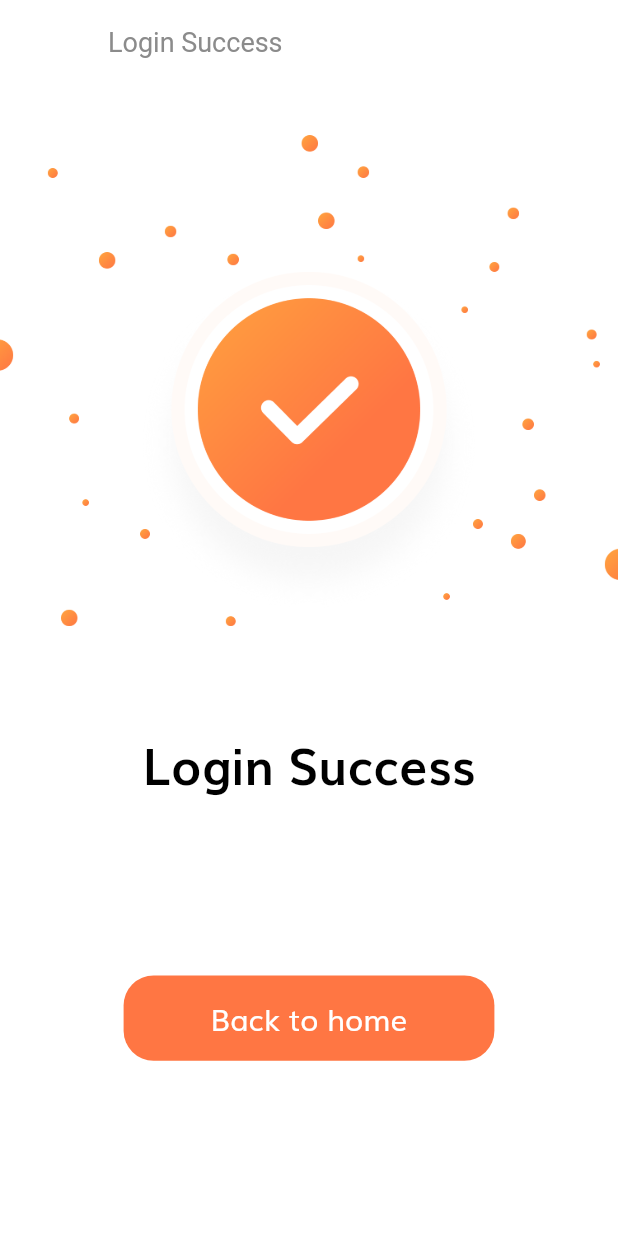
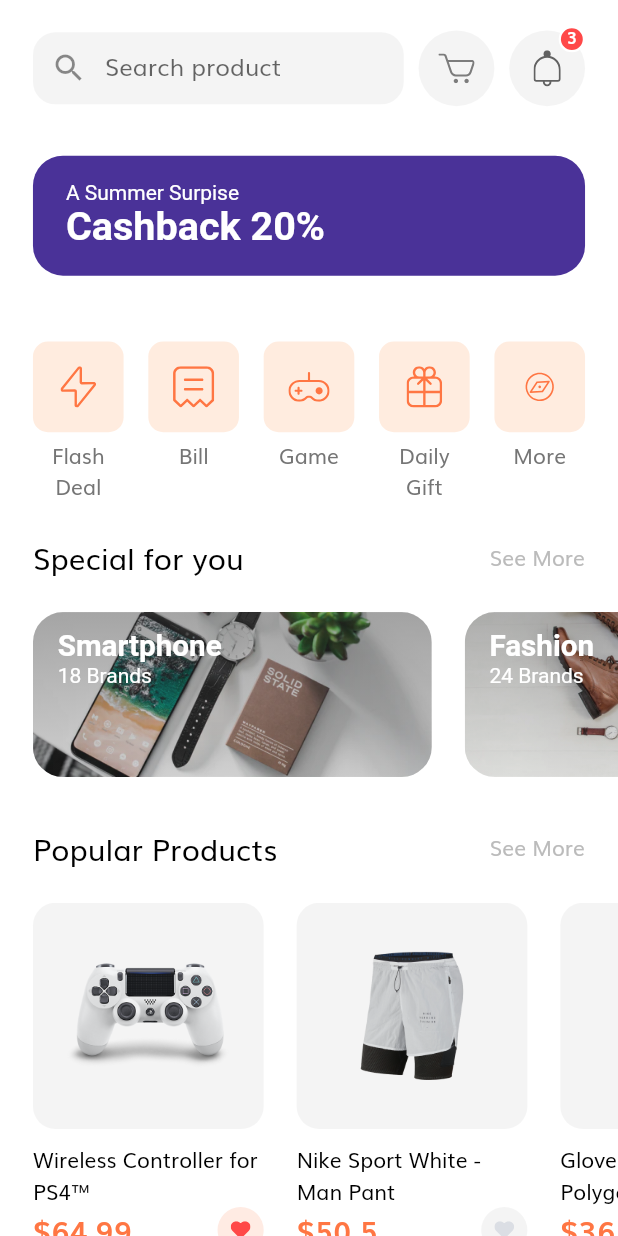
Before and after one commit to briltec/E-commerse_UI_App_Update, a Flutter app: the LoginSuccessScreen screen opened by its route, after a tap on "Back to home", on a phone screen of 412 x 824 dp. Run offline on Flutter 3.47's test engine with Material 2 defaults, Android fonts, the light colour scheme and no system bars; our stand-ins replace flutter_svg.

Commit message:
homepage done

```diff
--- /dev/null
+++ b/lib/components/product_card.dart
@@ -0,0 +1,84 @@
+import 'package:flutter/material.dart';
+import 'package:flutter_svg/flutter_svg.dart';
+import 'package:shop_app/models/Product.dart';
+
+import '../constants.dart';
+import '../size_config.dart';
+
+class ProductCard extends StatelessWidget {
+  const ProductCard({
+    Key key,
+    this.width = 140,
+    this.aspectRetio = 1.02,
+    @required this.product,
+  }) : super(key: key);
+
+  final double width, aspectRetio;
+  final Product product;
+
+  @override
+  Widget build(BuildContext context) {
+    return Padding(
+      padding: EdgeInsets.only(left: getProportionateScreenWidth(20)),
+      child: SizedBox(
+        width: getProportionateScreenWidth(width),
+        child: Column(
+          crossAxisAlignment: CrossAxisAlignment.start,
+          children: [
+            AspectRatio(
+              aspectRatio: 1.02,
+              child: Container(
+                padding: EdgeInsets.all(getProportionateScreenWidth(20)),
+                decoration: BoxDecoration(
+                  color: kSecondaryColor.withOpacity(0.1),
+                  borderRadius: BorderRadius.circular(15),
+                ),
+                child: Image.asset(product.images[0]),
+              ),
+            ),
+            const SizedBox(height: 10),
+            Text(
+              product.title,
+              style: TextStyle(color: Colors.black),
+              maxLines: 2,
+            ),
+            Row(
+              mainAxisAlignment: MainAxisAlignment.spaceBetween,
+              children: [
+                Text(
+                  "\$${product.price}",
+                  style: TextStyle(
+                    fontSize: getProportionateScreenWidth(18),
+                    fontWeight: FontWeight.w600,
+                    color: kPrimaryColor,
+                  ),
+                ),
+                InkWell(
+                  borderRadius: BorderRadius.circular(50),
+                  onTap: () {},
+                  child: Container(
+                    padding: EdgeInsets.all(getProportionateScreenWidth(8)),
+                    height: getProportionateScreenWidth(28),
+                    width: getProportionateScreenWidth(28),
+                    decoration: BoxDecoration(
+                      color: product.isFavourite
+                          ? kPrimaryColor.withOpacity(0.15)
+                          : kSecondaryColor.withOpacity(0.1),
+                      shape: BoxShape.circle,
+                    ),
+                    child: SvgPicture.asset(
+                      "assets/icons/Heart Icon_2.svg",
+                      color: product.isFavourite
+                          ? Color(0xFFFF4848)
+                          : Color(0xFFDBDEE4),
+                    ),
+                  ),
+                ),
+              ],
+            )
+          ],
+        ),
+      ),
+    );
+  }
+}
--- /dev/null
+++ b/lib/models/Product.dart
@@ -0,0 +1,97 @@
+import 'package:flutter/material.dart';
+
+class Product {
+  final String title, description;
+  final List<String> images;
+  final List<Color> colors;
+  final double rating, price;
+  final bool isFavourite, isPopular;
+
+  Product({
+    @required this.images,
+    @required this.colors,
+    this.rating = 0.0,
+    this.isFavourite = false,
+    this.isPopular = false,
+    @required this.title,
+    @required this.price,
+    @required this.description,
+  });
+}
+
+// Our demo Products
+
+List<Product> demoProducts = [
+  Product(
+    images: [
+      "assets/images/ps4_console_white_1.png",
+      "assets/images/ps4_console_white_2.png",
+      "assets/images/ps4_console_white_3.png",
+      "assets/images/ps4_console_white_4.png",
+    ],
+    colors: [
+      Color(0xFFF6625E),
+      Color(0xFF836DB8),
+      Color(0xFFDECB9C),
+      Colors.white,
+    ],
+    title: "Wireless Controller for PS4™",
+    price: 64.99,
+    description: description,
+    rating: 4.8,
+    isFavourite: true,
+    isPopular: true,
+  ),
+  Product(
+    images: [
+      "assets/images/Image Popular Product 2.png",
+    ],
+    colors: [
+      Color(0xFFF6625E),
+      Color(0xFF836DB8),
+      Color(0xFFDECB9C),
+      Colors.white,
+    ],
+    title: "Nike Sport White - Man Pant",
+    price: 50.5,
+    description: description,
+    rating: 4.1,
+    isPopular: true,
+  ),
+  Product(
+    images: [
+      "assets/images/glap.png",
+    ],
+    colors: [
+      Color(0xFFF6625E),
+      Color(0xFF836DB8),
+      Color(0xFFDECB9C),
+      Colors.white,
+    ],
+    title: "Gloves XC Omega - Polygon",
+    price: 36.55,
+    description: description,
+    rating: 4.1,
+    isFavourite: true,
+    isPopular: true,
+  ),
+  Product(
+    images: [
+      "assets/images/wireless headset.png",
+    ],
+    colors: [
+      Color(0xFFF6625E),
+      Color(0xFF836DB8),
+      Color(0xFFDECB9C),
+      Colors.white,
+    ],
+    title: "Logitech Head",
+    price: 20.20,
+    description: description,
+    rating: 4.1,
+    isFavourite: true,
+  ),
+];
+
+const String description =
+    "Wireless Controller for PS4™ gives you what you want in your gaming from over precision control your games to sharing …";
--- a/lib/routes.dart
+++ b/lib/routes.dart
@@ -1,6 +1,7 @@
 import 'package:flutter/widgets.dart';
 import 'package:shop_app/screens/complete_profile/complete_profile_screen.dart';
 import 'package:shop_app/screens/forgot_password/forgot_password_screen.dart';
+import 'package:shop_app/screens/home/home_screen.dart';
 import 'package:shop_app/screens/login_success/login_success_screen.dart';
 import 'package:shop_app/screens/otp/otp_screen.dart';
 import 'package:shop_app/screens/sign_in/sign_in_screen.dart';
@@ -17,4 +18,5 @@
   SignUpScreen.routeName: (context) => SignUpScreen(),
   CompleteProfileScreen.routeName: (context) => CompleteProfileScreen(),
   OtpScreen.routeName: (context) => OtpScreen(),
+  HomeScreen.routeName: (context) => HomeScreen(),
 };
--- /dev/null
+++ b/lib/screens/home/components/body.dart
@@ -0,0 +1,31 @@
+import 'package:flutter/material.dart';
+
+import '../../../size_config.dart';
+import 'categories.dart';
+import 'discount_banner.dart';
+import 'home_header.dart';
+import 'popular_product.dart';
+import 'special_offers.dart';
+
+class Body extends StatelessWidget {
+  @override
+  Widget build(BuildContext context) {
+    return SafeArea(
+      child: SingleChildScrollView(
+        child: Column(
+          children: [
+            SizedBox(height: getProportionateScreenHeight(20)),
+            HomeHeader(),
+            SizedBox(height: getProportionateScreenWidth(10)),
+            DiscountBanner(),
+            Categories(),
+            SpecialOffers(),
+            SizedBox(height: getProportionateScreenWidth(30)),
+            PopularProducts(),
+            SizedBox(height: getProportionateScreenWidth(30)),
+          ],
+        ),
+      ),
+    );
+  }
+}
--- /dev/null
+++ b/lib/screens/home/components/categories.dart
@@ -0,0 +1,70 @@
+import 'package:flutter/material.dart';
+import 'package:flutter_svg/flutter_svg.dart';
+
+import '../../../size_config.dart';
+
+class Categories extends StatelessWidget {
+  @override
+  Widget build(BuildContext context) {
+    List<Map<String, dynamic>> categories = [
+      {"icon": "assets/icons/Flash Icon.svg", "text": "Flash Deal"},
+      {"icon": "assets/icons/Bill Icon.svg", "text": "Bill"},
+      {"icon": "assets/icons/Game Icon.svg", "text": "Game"},
+      {"icon": "assets/icons/Gift Icon.svg", "text": "Daily Gift"},
+      {"icon": "assets/icons/Discover.svg", "text": "More"},
+    ];
+    return Padding(
+      padding: EdgeInsets.all(getProportionateScreenWidth(20)),
+      child: Row(
+        mainAxisAlignment: MainAxisAlignment.spaceBetween,
+        crossAxisAlignment: CrossAxisAlignment.start,
+        children: List.generate(
+          categories.length,
+          (index) => CategoryCard(
+            icon: categories[index]["icon"],
+            text: categories[index]["text"],
+            press: () {},
+          ),
+        ),
+      ),
+    );
+  }
+}
+
+class CategoryCard extends StatelessWidget {
+  const CategoryCard({
+    Key key,
+    @required this.icon,
+    @required this.text,
+    @required this.press,
+  }) : super(key: key);
+
+  final String icon, text;
+  final GestureTapCallback press;
+
+  @override
+  Widget build(BuildContext context) {
+    return GestureDetector(
+      onTap: press,
+      child: SizedBox(
+        width: getProportionateScreenWidth(55),
+        child: Column(
+          children: [
+            Container(
+              padding: EdgeInsets.all(getProportionateScreenWidth(15)),
+              height: getProportionateScreenWidth(55),
+              width: getProportionateScreenWidth(55),
+              decoration: BoxDecoration(
+                color: Color(0xFFFFECDF),
+                borderRadius: BorderRadius.circular(10),
+              ),
+              child: SvgPicture.asset(icon),
+            ),
+            SizedBox(height: 5),
+            Text(text, textAlign: TextAlign.center)
+          ],
+        ),
+      ),
+    );
+  }
+}
--- /dev/null
+++ b/lib/screens/home/components/discount_banner.dart
@@ -0,0 +1,41 @@
+import 'package:flutter/material.dart';
+
+import '../../../size_config.dart';
+
+class DiscountBanner extends StatelessWidget {
+  const DiscountBanner({
+    Key key,
+  }) : super(key: key);
+
+  @override
+  Widget build(BuildContext context) {
+    return Container(
+      // height: 90,
+      width: double.infinity,
+      margin: EdgeInsets.all(getProportionateScreenWidth(20)),
+      padding: EdgeInsets.symmetric(
+        horizontal: getProportionateScreenWidth(20),
+        vertical: getProportionateScreenWidth(15),
+      ),
+      decoration: BoxDecoration(
+        color: Color(0xFF4A3298),
+        borderRadius: BorderRadius.circular(20),
+      ),
+      child: Text.rich(
+        TextSpan(
+          style: TextStyle(color: Colors.white),
+          children: [
+            TextSpan(text: "A Summer Surpise\n"),
+            TextSpan(
+              text: "Cashback 20%",
+              style: TextStyle(
+                fontSize: getProportionateScreenWidth(24),
+                fontWeight: FontWeight.bold,
+              ),
+            ),
+          ],
+        ),
+      ),
+    );
+  }
+}
--- /dev/null
+++ b/lib/screens/home/components/home_header.dart
@@ -0,0 +1,34 @@
+import 'package:flutter/material.dart';
+
+import '../../../size_config.dart';
+import 'icon_btn_with_counter.dart';
+import 'search_field.dart';
+
+class HomeHeader extends StatelessWidget {
+  const HomeHeader({
+    Key key,
+  }) : super(key: key);
+
+  @override
+  Widget build(BuildContext context) {
+    return Padding(
+      padding:
+          EdgeInsets.symmetric(horizontal: getProportionateScreenWidth(20)),
+      child: Row(
+        mainAxisAlignment: MainAxisAlignment.spaceBetween,
+        children: [
+          SearchField(),
+          IconBtnWithCounter(
+            svgSrc: "assets/icons/Cart Icon.svg",
+            press: () {},
+          ),
+          IconBtnWithCounter(
+            svgSrc: "assets/icons/Bell.svg",
+            numOfitem: 3,
+            press: () {},
+          ),
+        ],
+      ),
+    );
+  }
+}
--- /dev/null
+++ b/lib/screens/home/components/icon_btn_with_counter.dart
@@ -0,0 +1,66 @@
+import 'package:flutter/material.dart';
+import 'package:flutter_svg/flutter_svg.dart';
+
+import '../../../constants.dart';
+import '../../../size_config.dart';
+
+class IconBtnWithCounter extends StatelessWidget {
+  const IconBtnWithCounter({
+    Key key,
+    @required this.svgSrc,
+    this.numOfitem = 0,
+    @required this.press,
+  }) : super(key: key);
+
+  final String svgSrc;
+  final int numOfitem;
+  final GestureTapCallback press;
+
+  @override
+  Widget build(BuildContext context) {
+    return InkWell(
+      borderRadius: BorderRadius.circular(100),
+      onTap: press,
+      child: Stack(
+        overflow: Overflow.visible,
+        children: [
+          Container(
+            padding: EdgeInsets.all(getProportionateScreenWidth(12)),
+            height: getProportionateScreenWidth(46),
+            width: getProportionateScreenWidth(46),
+            decoration: BoxDecoration(
+              color: kSecondaryColor.withOpacity(0.1),
+              shape: BoxShape.circle,
+            ),
+            child: SvgPicture.asset(svgSrc),
+          ),
+          if (numOfitem != 0)
+            Positioned(
+              top: -3,
+              right: 0,
+              child: Container(
+                height: getProportionateScreenWidth(16),
+                width: getProportionateScreenWidth(16),
+                decoration: BoxDecoration(
+                  color: Color(0xFFFF4848),
+                  shape: BoxShape.circle,
+                  border: Border.all(width: 1.5, color: Colors.white),
+                ),
+                child: Center(
+                  child: Text(
+                    "$numOfitem",
+                    style: TextStyle(
+                      fontSize: getProportionateScreenWidth(10),
+                      height: 1,
+                      fontWeight: FontWeight.w600,
+                      color: Colors.white,
+                    ),
+                  ),
+                ),
+              ),
+            )
+        ],
+      ),
+    );
+  }
+}
--- /dev/null
+++ b/lib/screens/home/components/popular_product.dart
@@ -0,0 +1,40 @@
+import 'package:flutter/material.dart';
+import 'package:shop_app/components/product_card.dart';
+import 'package:shop_app/models/Product.dart';
+
+import '../../../size_config.dart';
+import 'section_title.dart';
+
+class PopularProducts extends StatelessWidget {
+  @override
+  Widget build(BuildContext context) {
+    return Column(
+      children: [
+        Padding(
+          padding:
+              EdgeInsets.symmetric(horizontal: getProportionateScreenWidth(20)),
+          child: SectionTitle(title: "Popular Products", press: () {}),
+        ),
+        SizedBox(height: getProportionateScreenWidth(20)),
+        SingleChildScrollView(
+          scrollDirection: Axis.horizontal,
+          child: Row(
+            children: [
+              ...List.generate(
+                demoProducts.length,
+                (index) {
+                  if (demoProducts[index].isPopular)
+                    return ProductCard(product: demoProducts[index]);
+
+                  return SizedBox
+                      .shrink(); // here by default width and height is 0
+                },
+              ),
+              SizedBox(width: getProportionateScreenWidth(20)),
+            ],
+          ),
+        )
+      ],
+    );
+  }
+}
--- /dev/null
+++ b/lib/screens/home/components/search_field.dart
@@ -0,0 +1,33 @@
+import 'package:flutter/material.dart';
+
+import '../../../constants.dart';
+import '../../../size_config.dart';
+
+class SearchField extends StatelessWidget {
+  const SearchField({
+    Key key,
+  }) : super(key: key);
+
+  @override
+  Widget build(BuildContext context) {
+    return Container(
+      width: SizeConfig.screenWidth * 0.6,
+      decoration: BoxDecoration(
+        color: kSecondaryColor.withOpacity(0.1),
+        borderRadius: BorderRadius.circular(15),
+      ),
+      child: TextField(
+        onChanged: (value) => print(value),
+        decoration: InputDecoration(
+            contentPadding: EdgeInsets.symmetric(
+                horizontal: getProportionateScreenWidth(20),
+                vertical: getProportionateScreenWidth(9)),
+            border: InputBorder.none,
+            focusedBorder: InputBorder.none,
+            enabledBorder: InputBorder.none,
+            hintText: "Search product",
+            prefixIcon: Icon(Icons.search)),
+      ),
+    );
+  }
+}
--- /dev/null
+++ b/lib/screens/home/components/section_title.dart
@@ -0,0 +1,37 @@
+import 'package:flutter/material.dart';
+
+import '../../../size_config.dart';
+
+class SectionTitle extends StatelessWidget {
+  const SectionTitle({
+    Key key,
+    @required this.title,
+    @required this.press,
+  }) : super(key: key);
+
+  final String title;
+  final GestureTapCallback press;
+
+  @override
+  Widget build(BuildContext context) {
+    return Row(
+      mainAxisAlignment: MainAxisAlignment.spaceBetween,
+      children: [
+        Text(
+          title,
+          style: TextStyle(
+            fontSize: getProportionateScreenWidth(18),
+            color: Colors.black,
+          ),
+        ),
+        GestureDetector(
+          onTap: press,
+          child: Text(
+            "See More",
+            style: TextStyle(color: Color(0xFFBBBBBB)),
+          ),
+        ),
+      ],
+    );
+  }
+}
--- /dev/null
+++ b/lib/screens/home/components/special_offers.dart
@@ -0,0 +1,119 @@
+import 'package:flutter/material.dart';
+
+import '../../../size_config.dart';
+import 'section_title.dart';
+
+class SpecialOffers extends StatelessWidget {
+  const SpecialOffers({
+    Key key,
+  }) : super(key: key);
+
+  @override
+  Widget build(BuildContext context) {
+    return Column(
+      children: [
+        Padding(
+          padding:
+              EdgeInsets.symmetric(horizontal: getProportionateScreenWidth(20)),
+          child: SectionTitle(
+            title: "Special for you",
+            press: () {},
+          ),
+        ),
+        SizedBox(height: getProportionateScreenWidth(20)),
+        SingleChildScrollView(
+          scrollDirection: Axis.horizontal,
+          child: Row(
+            children: [
+              SpecialOfferCard(
+                image: "assets/images/Image Banner 2.png",
+                category: "Smartphone",
+                numOfBrands: 18,
+                press: () {},
+              ),
+              SpecialOfferCard(
+                image: "assets/images/Image Banner 3.png",
+                category: "Fashion",
+                numOfBrands: 24,
+                press: () {},
+              ),
+              SizedBox(width: getProportionateScreenWidth(20)),
+            ],
+          ),
+        ),
+      ],
+    );
+  }
+}
+
+class SpecialOfferCard extends StatelessWidget {
+  const SpecialOfferCard({
+    Key key,
+    @required this.category,
+    @required this.image,
+    @required this.numOfBrands,
+    @required this.press,
+  }) : super(key: key);
+
+  final String category, image;
+  final int numOfBrands;
+  final GestureTapCallback press;
+
+  @override
+  Widget build(BuildContext context) {
+    return Padding(
+      padding: EdgeInsets.only(left: getProportionateScreenWidth(20)),
+      child: GestureDetector(
+        onTap: press,
+        child: SizedBox(
+          width: getProportionateScreenWidth(242),
+          height: getProportionateScreenWidth(100),
+          child: ClipRRect(
+            borderRadius: BorderRadius.circular(20),
+            child: Stack(
+              children: [
+                Image.asset(
+                  image,
+                  fit: BoxFit.cover,
+                ),
+                Container(
+                  decoration: BoxDecoration(
+                    gradient: LinearGradient(
+                      begin: Alignment.topCenter,
+                      end: Alignment.bottomCenter,
+                      colors: [
+                        Color(0xFF343434).withOpacity(0.4),
+                        Color(0xFF343434).withOpacity(0.15),
+                      ],
+                    ),
+                  ),
+                ),
+                Padding(
+                  padding: EdgeInsets.symmetric(
+                    horizontal: getProportionateScreenWidth(15.0),
+                    vertical: getProportionateScreenWidth(10),
+                  ),
+                  child: Text.rich(
+                    TextSpan(
+                      style: TextStyle(color: Colors.white),
+                      children: [
+                        TextSpan(
+                          text: "$category\n",
+                          style: TextStyle(
+                            fontSize: getProportionateScreenWidth(18),
+                            fontWeight: FontWeight.bold,
+                          ),
+                        ),
+                        TextSpan(text: "$numOfBrands Brands")
+                      ],
+                    ),
+                  ),
+                ),
+              ],
+            ),
+          ),
+        ),
+      ),
+    );
+  }
+}
--- /dev/null
+++ b/lib/screens/home/home_screen.dart
@@ -0,0 +1,13 @@
+import 'package:flutter/material.dart';
+
+import 'components/body.dart';
+
+class HomeScreen extends StatelessWidget {
+  static String routeName = "/home";
+  @override
+  Widget build(BuildContext context) {
+    return Scaffold(
+      body: Body(),
+    );
+  }
+}
--- a/lib/screens/login_success/components/body.dart
+++ b/lib/screens/login_success/components/body.dart
@@ -1,5 +1,6 @@
 import 'package:flutter/material.dart';
 import 'package:shop_app/components/default_button.dart';
+import 'package:shop_app/screens/home/home_screen.dart';
 import 'package:shop_app/size_config.dart';
 
 class Body extends StatelessWidget {
@@ -26,7 +27,9 @@
           width: SizeConfig.screenWidth * 0.6,
           child: DefaultButton(
             text: "Back to home",
-            press: () {},
+            press: () {
+              Navigator.pushNamed(context, HomeScreen.routeName);
+            },
           ),
         ),
         Spacer(),
--- a/lib/screens/sign_in/components/body.dart
+++ b/lib/screens/sign_in/components/body.dart
@@ -1,9 +1,6 @@
 import 'package:flutter/material.dart';
 import 'package:shop_app/components/no_account_text.dart';
 import 'package:shop_app/components/socal_card.dart';
-import 'package:shop_app/screens/forgot_password/forgot_password_screen.dart';
-
-import '../../../constants.dart';
 import '../../../size_config.dart';
 import 'sign_form.dart';
 
```
Also changed, not shown: 1 other file.
